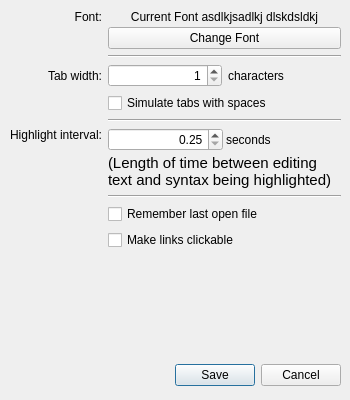
Old version of the form src/preferencesdialog.ui in the repository ali-rantakari/QarkDown.
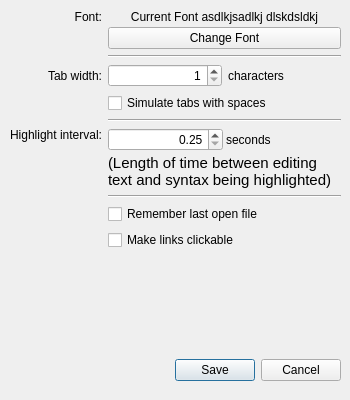
New version of the form.

Commit message: Restore the proper height of the prefs dialog buttons.

```diff
--- a/src/preferencesdialog.ui
+++ b/src/preferencesdialog.ui
@@ -44,9 +44,9 @@
    <property name="geometry">
     <rect>
      <x>10</x>
-     <y>360</y>
+     <y>350</y>
      <width>331</width>
-     <height>31</height>
+     <height>41</height>
     </rect>
    </property>
    <property name="orientation">
@@ -62,7 +62,7 @@
      <x>10</x>
      <y>10</y>
      <width>331</width>
-     <height>341</height>
+     <height>331</height>
     </rect>
    </property>
    <layout class="QGridLayout" name="gridLayout">
```
